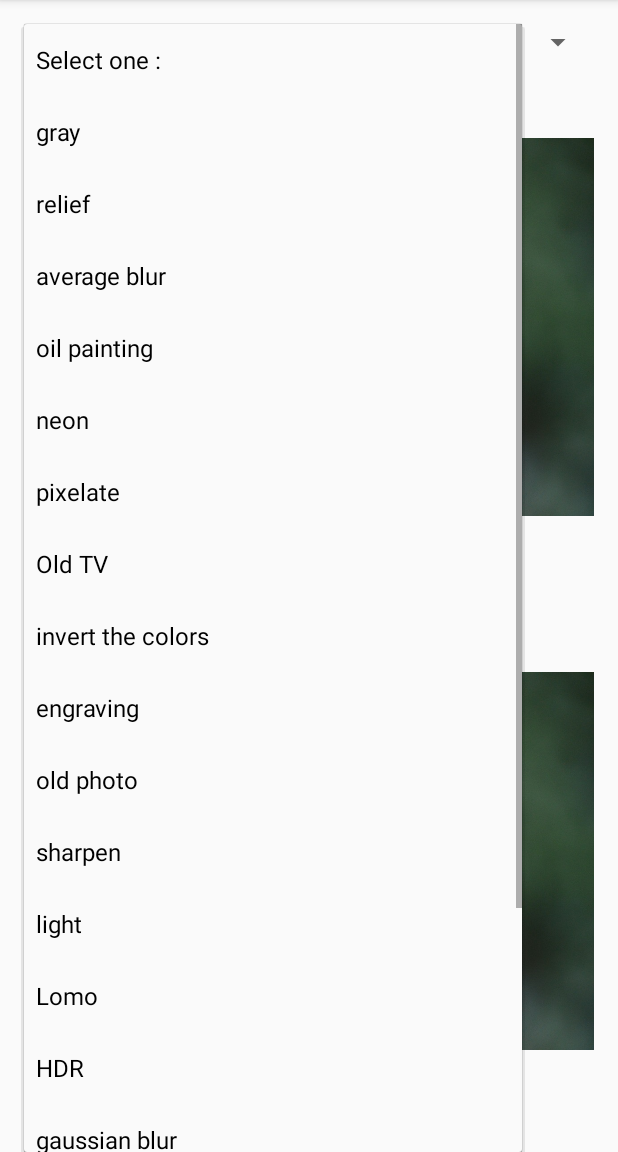
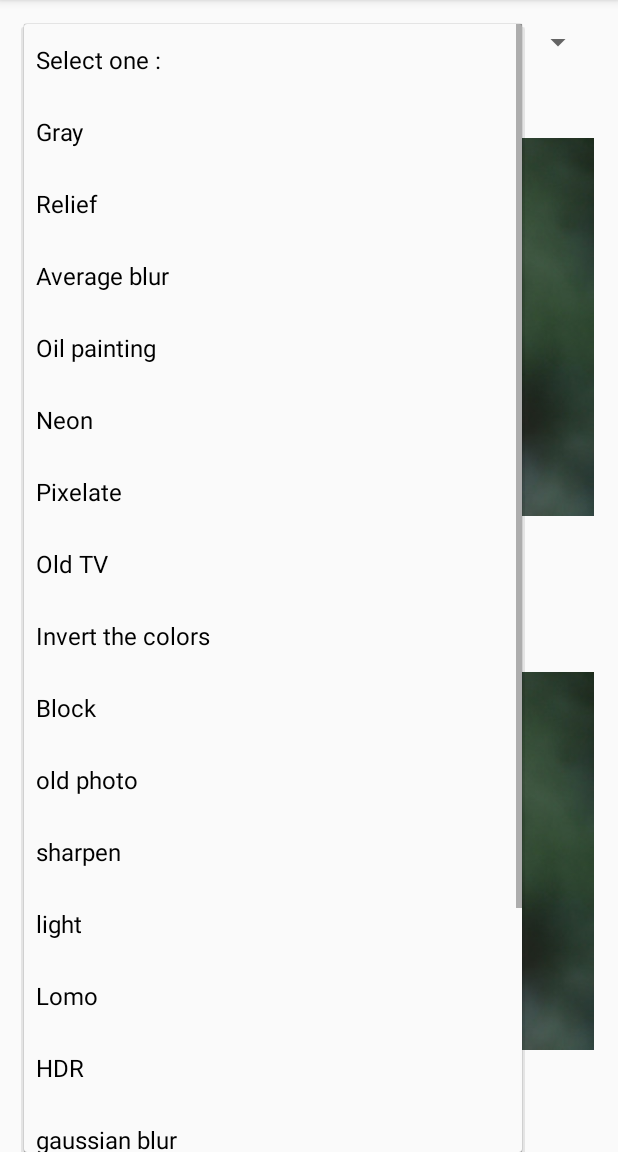
Before and after one commit to alhazmy13/ImageFilters, an Android app: the screen it shows after launch (MainActivity), after a tap on "Select one :", on a phone screen of 412 x 824 dp, the part 84-1236 px from its top. Run offline under Robolectric (Android 15) with nearby library versions, the phone set to English and light mode, and no system bars; 3 statements that could not run were skipped.

Commit message:
fix unfoumd

```diff
--- a/app/src/main/java/net/alhazmy13/example/MainActivity.java
+++ b/app/src/main/java/net/alhazmy13/example/MainActivity.java
@@ -37,7 +37,7 @@ public class MainActivity extends AppCompatActivity implements AdapterView.OnIte
         filterSpiner = (Spinner) findViewById(R.id.filtersSpiner);
         bitmap = BitmapFactory.decodeResource(getResources(),R.drawable.image);
         originalImage.setImageBitmap(bitmap);
-        filteredImage.setImageBitmap(ImageFilter.applyFilter(bitmap, ImageFilter.Filter.GRAY));
+        filteredImage.setImageBitmap(ImageFilter.applyFilter(bitmap, ImageFilter.Filter.AVERAGE_BLUR));
         filterSpiner.setOnItemSelectedListener(this);
 
     }
@@ -49,13 +49,13 @@ public class MainActivity extends AppCompatActivity implements AdapterView.OnIte
             case 2:
                 return ImageFilter.applyFilter(bitmap, ImageFilter.Filter.RELIEF);
             case 3:
-                return ImageFilter.applyFilter(bitmap, ImageFilter.Filter.AVERAGE_BLUR,4);
+                return ImageFilter.applyFilter(bitmap, ImageFilter.Filter.AVERAGE_BLUR,9);
             case 4:
-                return ImageFilter.applyFilter(bitmap, ImageFilter.Filter.OIL,3);
+                return ImageFilter.applyFilter(bitmap, ImageFilter.Filter.OIL,10);
             case 5:
                 return ImageFilter.applyFilter(bitmap, ImageFilter.Filter.NEON,200, 50, 100);
             case 6:
-                return ImageFilter.applyFilter(bitmap, ImageFilter.Filter.PIXELATE,6);
+                return ImageFilter.applyFilter(bitmap, ImageFilter.Filter.PIXELATE,9);
             case 7:
                 return ImageFilter.applyFilter(bitmap, ImageFilter.Filter.TV);
             case 8:
--- a/app/src/main/res/values/array.xml
+++ b/app/src/main/res/values/array.xml
@@ -2,15 +2,15 @@
 <resources>
     <string-array name="style">
         <item>Select one :</item>
-         <item>gray</item>
-        <item>relief</item>
-        <item>average blur</item>
-        <item>oil painting</item>
-        <item>neon</item>
-        <item>pixelate</item>
+         <item>Gray</item>
+        <item>Relief</item>
+        <item>Average blur</item>
+        <item>Oil painting</item>
+        <item>Neon</item>
+        <item>Pixelate</item>
         <item>Old TV</item>
-        <item>invert the colors</item>
-        <item>engraving</item>
+        <item>Invert the colors</item>
+        <item>Block</item>
         <item>old photo</item>
         <item>sharpen</item>
         <item>light</item>
--- a/build.gradle
+++ b/build.gradle
@@ -5,7 +5,7 @@ buildscript {
         jcenter()
     }
     dependencies {
-        classpath 'com.android.tools.build:gradle:2.0.0-alpha9'
+        classpath 'com.android.tools.build:gradle:2.0.0-beta4'
         classpath 'com.jfrog.bintray.gradle:gradle-bintray-plugin:1.2'
         classpath 'com.github.dcendents:android-maven-gradle-plugin:1.3'
         // NOTE: Do not place your application dependencies here; they belong
--- a/library/src/main/java/net/alhazmy13/imagefilter/ImageFilter.java
+++ b/library/src/main/java/net/alhazmy13/imagefilter/ImageFilter.java
@@ -40,7 +40,7 @@ public class ImageFilter {
 			case RELIEF:
 				return ReliefFilter.changeToRelief(bitmap);
 			case AVERAGE_BLUR:
-				if (options.length < 1) {
+				if (options.length < 1 || (Integer)options[0]%2==0) {
 					return BlurFilter.changeToAverageBlur(bitmap, 5);
 				}
 				return BlurFilter.changeToAverageBlur(bitmap, (Integer)options[0]); // maskSize
```
Also changed, not shown: library/build.gradle (+5 -5 lines), app/src/main/res/drawable/image.jpg, 4 other files.
